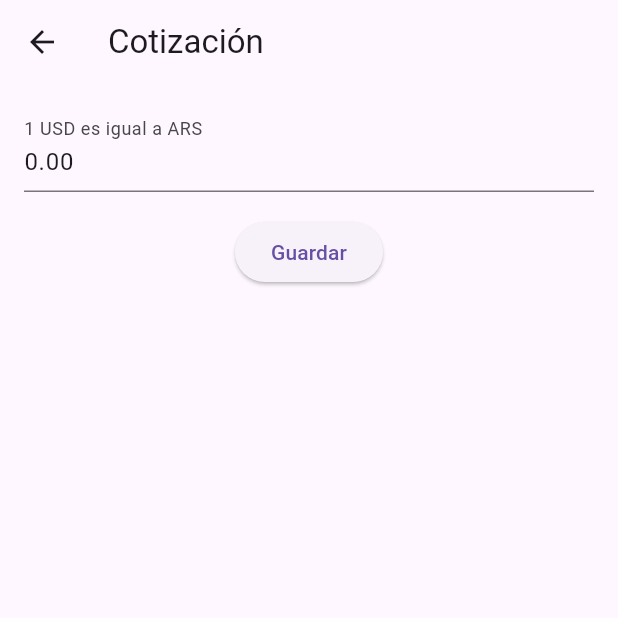
After one commit to pinedamg/walletar_lite, a Flutter app: the ExchangeRateScreen screen opened by its route, on a phone screen of 412 x 824 dp, the top half of it. The commit adds this screen. Run offline on Flutter 3.47's test engine with Material 3 defaults, Android fonts, the phone set to English and light mode, and no system bars; drawn by our look-alikes of flutter_form_builder; our stand-ins replace cloud_firestore, firebase_auth, firebase_core, flutter_expandable_fab, flutter_riverpod, flutter_slidable and 3 more; accounts and stored records are empty; generated files the repository leaves out were written again.

Commit message:
feat: add exchange rate functionality
- Added ExchangeRateScreen to handle USD to ARS exchange rate management.
- Implemented Firestore service to manage exchange rate data (create and update).
- Connected exchange rate updates to Firebase using Riverpod providers.
- Added navigation to the Exchange Rate screen via the drawer.
- Integrated validation and real-time update for exchange rates.

```diff
--- a/lib/core/router/router.dart
+++ b/lib/core/router/router.dart
@@ -6,6 +6,7 @@ import 'package:walletar_lite/features/accounts/presentation/edit_account_screen
 import 'package:walletar_lite/features/auth/auth_providers.dart';
 import 'package:walletar_lite/features/auth/presentation/login_screen.dart';
 import 'package:walletar_lite/features/auth/presentation/register_screen.dart';
+import 'package:walletar_lite/features/exchange_rate/presentation/exchange_rate_screen.dart';
 import 'package:walletar_lite/features/expenses/presentation/add_expense_screen.dart';
 import 'package:walletar_lite/features/expenses/presentation/edit_expense_screen.dart';
 import 'package:walletar_lite/features/home/presentation/home_screen.dart';
@@ -51,6 +52,10 @@ final router = GoRouter(
         return EditAccountScreen(account: account);
       },
     ),
+    GoRoute(
+      path: '/exchange-rate',
+      builder: (context, state) => const ExchangeRateScreen(),
+    ),
 
     // GoRoute(
     //   path: '/incomes',
--- a/lib/features/accounts/presentation/accounts_screen.dart
+++ b/lib/features/accounts/presentation/accounts_screen.dart
@@ -30,7 +30,7 @@ class AccountsScreen extends ConsumerWidget {
               final account = accounts[index];
               return Slidable(
                 key: ValueKey(account['id']),
-                startActionPane: ActionPane(
+                endActionPane: ActionPane(
                   motion: const ScrollMotion(),
                   children: [
                     SlidableAction(
--- a/lib/features/accounts/presentation/add_account_screen.dart
+++ b/lib/features/accounts/presentation/add_account_screen.dart
@@ -20,6 +20,12 @@ class _AddAccountScreenState extends ConsumerState<AddAccountScreen> {
     return Scaffold(
       appBar: AppBar(
         title: const Text('Agregar Cuenta'),
+        leading: IconButton(
+          icon: const Icon(Icons.arrow_back),
+          onPressed: () {
+            context.go('/accounts');
+          },
+        ),
       ),
       body: Padding(
         padding: const EdgeInsets.all(16.0),
--- /dev/null
+++ b/lib/features/exchange_rate/exchange_rate_providers.dart
@@ -0,0 +1,14 @@
+import 'package:flutter_riverpod/flutter_riverpod.dart';
+import 'package:walletar_lite/features/exchange_rate/data/firestore_service.dart';
+
+// Firestore Service Provider para Cotización
+final exchangeRateServiceProvider =
+    Provider<ExchangeRateFirestoreService>((ref) {
+  return ExchangeRateFirestoreService();
+});
+
+// Provider para obtener la cotización actual desde Firestore
+final exchangeRateProvider = StreamProvider<double>((ref) {
+  final service = ref.read(exchangeRateServiceProvider);
+  return service.exchangeRateStream();
+});
--- /dev/null
+++ b/lib/features/exchange_rate/presentation/exchange_rate_screen.dart
@@ -0,0 +1,88 @@
+import 'package:flutter/material.dart';
+import 'package:flutter_form_builder/flutter_form_builder.dart';
+import 'package:flutter_riverpod/flutter_riverpod.dart';
+import 'package:form_builder_validators/form_builder_validators.dart';
+import 'package:go_router/go_router.dart';
+import 'package:walletar_lite/features/exchange_rate/exchange_rate_providers.dart';
+import 'package:walletar_lite/features/side_menu/presentation/side_menu.dart';
+
+class ExchangeRateScreen extends ConsumerStatefulWidget {
+  const ExchangeRateScreen({Key? key}) : super(key: key);
+
+  @override
+  ConsumerState<ExchangeRateScreen> createState() => _ExchangeRateScreenState();
+}
+
+class _ExchangeRateScreenState extends ConsumerState<ExchangeRateScreen> {
+  final _formKey = GlobalKey<FormBuilderState>();
+
+  @override
+  Widget build(BuildContext context) {
+    final exchangeRateAsync = ref.watch(exchangeRateProvider);
+
+    return Scaffold(
+      drawer: const SideMenu(),
+      appBar: AppBar(
+        title: const Text('Cotización'),
+        leading: IconButton(
+          icon: const Icon(Icons.arrow_back),
+          onPressed: () {
+            context.go('/');
+          },
+        ),
+      ),
+      body: Padding(
+        padding: const EdgeInsets.all(16.0),
+        child: FormBuilder(
+          key: _formKey,
+          child: Column(
+            children: [
+              exchangeRateAsync.when(
+                data: (rate) {
+                  return FormBuilderTextField(
+                    name: 'rate',
+                    initialValue: rate.toStringAsFixed(2),
+                    decoration: const InputDecoration(
+                      labelText: '1 USD es igual a ARS',
+                    ),
+                    keyboardType: TextInputType.number,
+                    validator: FormBuilderValidators.compose([
+                      FormBuilderValidators.required(),
+                      FormBuilderValidators.numeric(),
+                      FormBuilderValidators.min(0),
+                    ]),
+                  );
+                },
+                loading: () => const CircularProgressIndicator(),
+                error: (error, stack) => Text('Error: $error'),
+              ),
+              const SizedBox(height: 16.0),
+              ElevatedButton(
+                onPressed: () async {
+                  if (_formKey.currentState?.saveAndValidate() ?? false) {
+                    final formData = _formKey.currentState!.value;
+                    final rate = double.parse(formData['rate']);
+
+                    await ref
+                        .read(exchangeRateServiceProvider)
+                        .setExchangeRate(rate);
+
+                    ScaffoldMessenger.of(context).showSnackBar(
+                      const SnackBar(content: Text('Cotización actualizada')),
+                    );
+                  } else {
+                    ScaffoldMessenger.of(context).showSnackBar(
+                      const SnackBar(
+                          content: Text('Por favor ingrese un valor válido')),
+                    );
+                  }
+                },
+                child: const Text('Guardar'),
+              ),
+            ],
+          ),
+        ),
+      ),
+    );
+  }
+}
```
Also changed, not shown: lib/features/exchange_rate/data/firestore_service.dart (added, +22 -0 lines).
